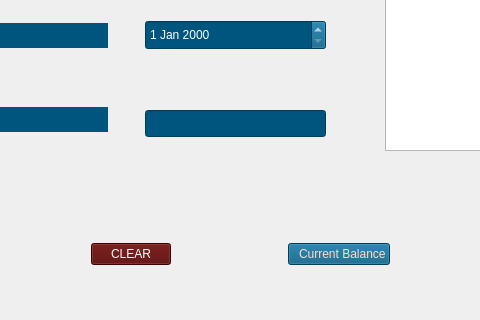
Old version of the form expensebox.ui in the repository Cyb3rSoldier/Finance-Manager; both pictures show x 145 to 625 and y 180 to 500 of the 1000 by 500 pixel window.
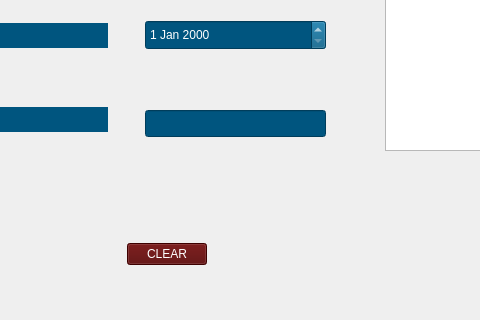
New version of the form. Icons and pictures are not drawn.

Patch:
```diff
--- a/expensebox.ui
+++ b/expensebox.ui
@@ -281,26 +281,6 @@
       </property>
      </spacer>
     </item>
-    <item>
-     <widget class="QPushButton" name="button3">
-      <property name="cursor">
-       <cursorShape>PointingHandCursor</cursorShape>
-      </property>
-      <property name="styleSheet">
-       <string notr="true">QPushButton{
-	font: 12pt &quot;Impact&quot;;
-	color: rgb(255, 220, 206);
-	background-color: rgb(0, 85, 127);
-}</string>
-      </property>
-      <property name="text">
-       <string>  Current Balance</string>
-      </property>
-      <property name="icon">
-       <iconset theme="QIcon::ThemeIcon::SystemSearch"/>
-      </property>
-     </widget>
-    </item>
     <item>
      <spacer name="horizontalSpacer_6">
       <property name="orientation">
```
Left out of the diff: 4 changed lines with no effect on the pictures.
